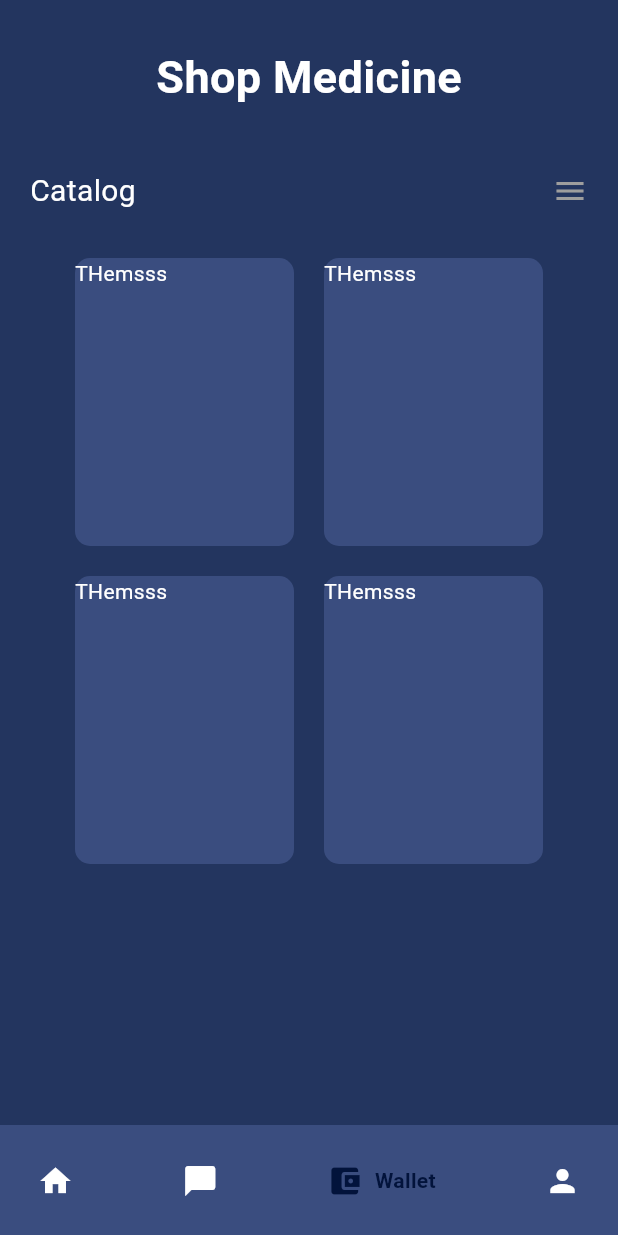
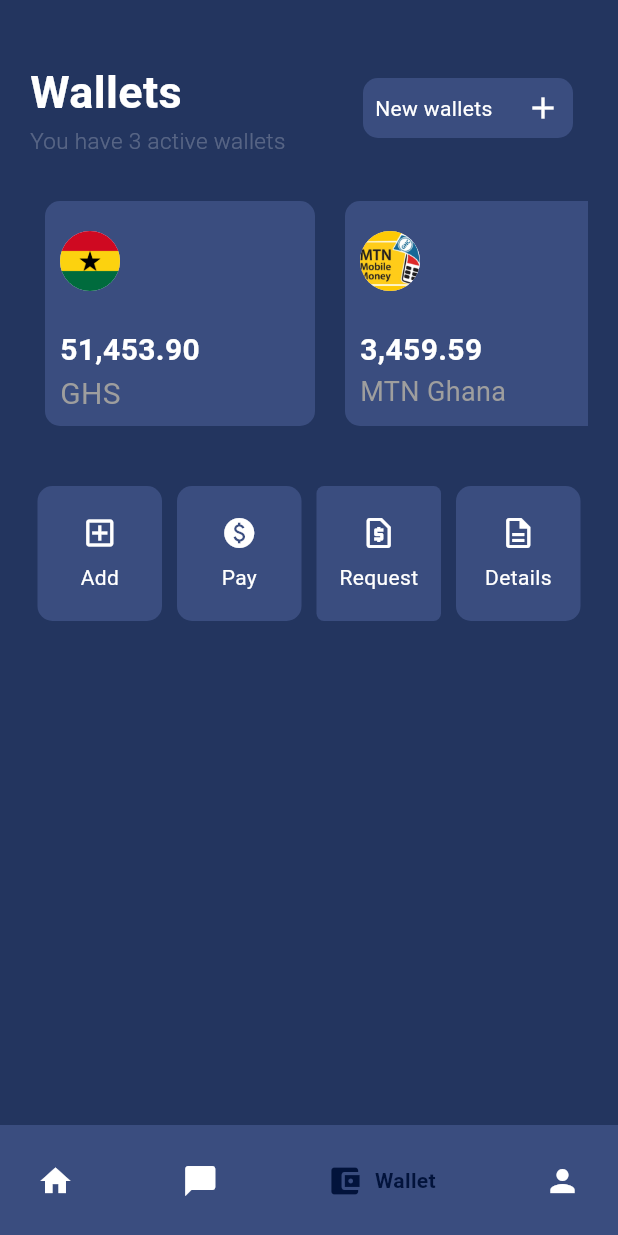
Before and after one commit to acob1/Health-Care-flutter, a Flutter app: the screen it shows after launch, item 3 of the bottom bar chosen, on a phone screen of 412 x 824 dp. Run offline on Flutter 3.47's test engine with Material 3 defaults, Android fonts, the phone set to English and light mode, and no system bars; drawn by our look-alikes of google_nav_bar.

Commit message:
update Widgets,Screens and others

```diff
--- a/lib/Screens/catalog.dart
+++ /dev/null
@@ -1,118 +0,0 @@
-import 'package:flutter/material.dart';
-
-class Catalog extends StatefulWidget {
-  const Catalog({super.key});
-
-  @override
-  State<Catalog> createState() => _CatalogState();
-}
-
-class _CatalogState extends State<Catalog> {
-  @override
-  Widget build(BuildContext context) {
-    return SafeArea(
-      child: Padding(
-        padding: const EdgeInsets.symmetric(horizontal: 20, vertical: 30),
-        child: Column(
-          children: [
-            const Center(
-              child: Text(
-                "Shop Medicine",
-                style: TextStyle(
-                    color: Colors.white,
-                    fontSize: 30,
-                    fontWeight: FontWeight.bold),
-              ),
-            ),
-            const SizedBox(
-              height: 40,
-            ),
-            const Row(
-              mainAxisAlignment: MainAxisAlignment.spaceBetween,
-              children: [
-                Text(
-                  "Catalog",
-                  style: TextStyle(fontSize: 20, color: Colors.white),
-                ),
-                Icon(
-                  Icons.menu_sharp,
-                  color: Colors.grey,
-                ),
-              ],
-            ),
-            const SizedBox(
-              height: 20,
-            ),
-            SingleChildScrollView(
-              scrollDirection: Axis.horizontal,
-              child: Column(
-                children: [
-                  Row(
-                    children: [
-                      Container(
-                        margin: const EdgeInsets.all(10),
-                        width: 146,
-                        height: 192,
-                        decoration: BoxDecoration(
-                          borderRadius: BorderRadius.circular(10),
-                          color: const Color(0xff3A4D7F),
-                        ),
-                        child: const Text(
-                          "THemsss",
-                          style: TextStyle(color: Colors.white),
-                        ),
-                      ),
-                      Container(
-                        margin: const EdgeInsets.all(10),
-                        width: 146,
-                        height: 192,
-                        decoration: BoxDecoration(
-                          borderRadius: BorderRadius.circular(10),
-                          color: const Color(0xff3A4D7F),
-                        ),
-                        child: const Text(
-                          "THemsss",
-                          style: TextStyle(color: Colors.white),
-                        ),
-                      ),
-                    ],
-                  ),
-                  Row(
-                    children: [
-                      Container(
-                        margin: const EdgeInsets.all(10),
-                        width: 146,
-                        height: 192,
-                        decoration: BoxDecoration(
-                          borderRadius: BorderRadius.circular(10),
-                          color: const Color(0xff3A4D7F),
-                        ),
-                        child: const Text(
-                          "THemsss",
-                          style: TextStyle(color: Colors.white),
-                        ),
-                      ),
-                      Container(
-                        margin: const EdgeInsets.all(10),
-                        width: 146,
-                        height: 192,
-                        decoration: BoxDecoration(
-                          borderRadius: BorderRadius.circular(10),
-                          color: const Color(0xff3A4D7F),
-                        ),
-                        child: const Text(
-                          "THemsss",
-                          style: TextStyle(color: Colors.white),
-                        ),
-                      ),
-                    ],
-                  ),
-                ],
-              ),
-            )
-          ],
-        ),
-      ),
-    );
-  }
-}
--- /dev/null
+++ b/lib/Screens/wallet_screen.dart
@@ -0,0 +1,88 @@
+import 'package:flutter/material.dart';
+
+import '../widgets/accountbal_widget.dart';
+import '../widgets/smallcons_widget.dart';
+
+class WalletScreen extends StatefulWidget {
+  const WalletScreen({super.key});
+
+  @override
+  State<WalletScreen> createState() => _WalletScreenState();
+}
+
+class _WalletScreenState extends State<WalletScreen> {
+  @override
+  Widget build(BuildContext context) {
+    return SafeArea(
+      child: Padding(
+        padding: const EdgeInsets.only(
+          top: 40,
+          right: 20,
+          left: 20,
+        ),
+        child: Column(
+          children: [
+            Row(
+              mainAxisAlignment: MainAxisAlignment.spaceBetween,
+              children: [
+                const Column(
+                  crossAxisAlignment: CrossAxisAlignment.start,
+                  children: [
+                    Text(
+                      "Wallets",
+                      style: TextStyle(
+                          color: Colors.white,
+                          fontWeight: FontWeight.bold,
+                          fontSize: 30),
+                    ),
+                    Text(
+                      "You have 3 active wallets",
+                      style: TextStyle(
+                          color: Colors.white24,
+                          fontSize: 15,
+                          fontWeight: FontWeight.w300),
+                    ),
+                  ],
+                ),
+                Row(
+                  children: [
+                    Container(
+                      margin: const EdgeInsets.all(10),
+                      width: 140,
+                      height: 40,
+                      decoration: BoxDecoration(
+                        borderRadius: BorderRadius.circular(10),
+                        color: const Color(0xff3A4D7F),
+                      ),
+                      child: const Row(
+                        mainAxisAlignment: MainAxisAlignment.spaceBetween,
+                        children: [
+                          Padding(
+                            padding: EdgeInsets.all(8.0),
+                            child: Text(
+                              "New wallets",
+                              style: TextStyle(color: Colors.white),
+                            ),
+                          ),
+                          Padding(
+                            padding: EdgeInsets.all(8.0),
+                            child: Icon(
+                              Icons.add,
+                              color: Colors.white,
+                            ),
+                          )
+                        ],
+                      ),
+                    ),
+                  ],
+                )
+              ],
+            ),
+            const AccountBal(),
+            const SmallContainers()
+          ],
+        ),
+      ),
+    );
+  }
+}
--- a/lib/main.dart
+++ b/lib/main.dart
@@ -1,7 +1,7 @@
 import 'package:flutter/material.dart';
 import 'package:google_nav_bar/google_nav_bar.dart';
 import 'package:healthcare/Screens/cart.dart';
-import 'package:healthcare/Screens/catalog.dart';
+import 'package:healthcare/Screens/wallet_screen.dart';
 import 'package:healthcare/Screens/chat.dart';
 import 'package:healthcare/Screens/homepage.dart';
 
@@ -50,7 +50,7 @@ class _MyHomePageState extends State<MyHomePage> {
   static final List<Widget> _NavScreens = <Widget>[
     const HomePage(),
     const Chat(),
-    const Catalog(),
+    const WalletScreen(),
     const Cart()
   ];
 
--- /dev/null
+++ b/lib/widgets/accountbal_widget.dart
@@ -0,0 +1,156 @@
+import 'package:flutter/material.dart';
+
+class AccountBal extends StatelessWidget {
+  const AccountBal({
+    super.key,
+  });
+
+  @override
+  Widget build(BuildContext context) {
+    return SingleChildScrollView(
+      scrollDirection: Axis.horizontal,
+      child: Padding(
+        padding: const EdgeInsets.only(top: 20),
+        child: Expanded(
+          child: Row(children: [
+            Container(
+              margin: const EdgeInsets.all(10),
+              height: 150,
+              width: 180,
+              decoration: BoxDecoration(
+                borderRadius: BorderRadius.circular(10),
+                color: const Color(0xff3A4D7F),
+              ),
+              child: const Column(
+                crossAxisAlignment: CrossAxisAlignment.start,
+                children: [
+                  Padding(
+                    padding: EdgeInsets.symmetric(
+                        horizontal: 10.0, vertical: 20.0),
+                    child: CircleAvatar(
+                        radius: 20.0,
+                        backgroundImage:
+                            AssetImage('images/ghanaflag.png')),
+                  ),
+                  SizedBox(
+                    height: 5,
+                  ),
+                  Padding(
+                    padding: EdgeInsets.symmetric(
+                      horizontal: 10.0,
+                    ),
+                    child: Text(
+                      '51,453.90',
+                      style: TextStyle(
+                          fontWeight: FontWeight.bold, fontSize: 20.0),
+                    ),
+                  ),
+                  Padding(
+                    padding: EdgeInsets.symmetric(
+                      horizontal: 10.0,
+                    ),
+                    child: Text(
+                      'GHS',
+                      style:
+                          TextStyle(fontSize: 20.0, color: Colors.grey),
+                    ),
+                  ),
+                ],
+              ),
+            ),
+            Container(
+              margin: const EdgeInsets.all(10),
+              height: 150,
+              width: 180,
+              decoration: BoxDecoration(
+                borderRadius: BorderRadius.circular(10),
+                color: const Color(0xff3A4D7F),
+              ),
+              child: const Column(
+                crossAxisAlignment: CrossAxisAlignment.start,
+                children: [
+                  Padding(
+                    padding: EdgeInsets.symmetric(
+                        horizontal: 10.0, vertical: 20.0),
+                    child: CircleAvatar(
+                        radius: 20.0,
+                        backgroundImage:
+                            AssetImage('images/mtnflag.png')),
+                  ),
+                  SizedBox(
+                    height: 5,
+                  ),
+                  Padding(
+                    padding: EdgeInsets.symmetric(
+                      horizontal: 10.0,
+                    ),
+                    child: Text(
+                      '3,459.59',
+                      style: TextStyle(
+                          fontWeight: FontWeight.bold, fontSize: 20.0),
+                    ),
+                  ),
+                  Padding(
+                    padding: EdgeInsets.symmetric(
+                      horizontal: 10.0,
+                    ),
+                    child: Text(
+                      'MTN Ghana',
+                      style:
+                          TextStyle(fontSize: 18.0, color: Colors.grey),
+                    ),
+                  ),
+                ],
+              ),
+            ),
+            Container(
+              margin: const EdgeInsets.all(10),
+              height: 150,
+              width: 180,
+              decoration: BoxDecoration(
+                borderRadius: BorderRadius.circular(10),
+                color: const Color(0xff3A4D7F),
+              ),
+              child: const Column(
+                crossAxisAlignment: CrossAxisAlignment.start,
+                children: [
+                  Padding(
+                    padding: EdgeInsets.symmetric(
+                        horizontal: 10.0, vertical: 20.0),
+                    child: CircleAvatar(
+                        radius: 20.0,
+                        backgroundImage:
+                            AssetImage('images/vodafoneflag.jpg')),
+                  ),
+                  SizedBox(
+                    height: 5,
+                  ),
+                  Padding(
+                    padding: EdgeInsets.symmetric(
+                      horizontal: 10.0,
+                    ),
+                    child: Text(
+                      '4,459.59',
+                      style: TextStyle(
+                          fontWeight: FontWeight.bold, fontSize: 20.0),
+                    ),
+                  ),
+                  Padding(
+                    padding: EdgeInsets.symmetric(
+                      horizontal: 10.0,
+                    ),
+                    child: Text(
+                      'Vodafone Ghana',
+                      style:
+                          TextStyle(fontSize: 19.0, color: Colors.grey),
+                    ),
+                  ),
+                ],
+              ),
+            ),
+          ]),
+        ),
+      ),
+    );
+  }
+}
--- /dev/null
+++ b/lib/widgets/smallcons_widget.dart
@@ -0,0 +1,123 @@
+import 'package:flutter/material.dart';
+
+class SmallContainers extends StatelessWidget {
+  const SmallContainers({
+    super.key,
+  });
+
+  @override
+  Widget build(BuildContext context) {
+    return Row(
+      children: <Widget>[
+        Expanded(
+          child: Container(
+            margin: const EdgeInsets.symmetric(horizontal: 5.0, vertical: 30),
+            width: 70,
+            height: 90,
+            decoration: BoxDecoration(
+              borderRadius: BorderRadius.circular(10),
+              color: const Color(0xff3A4D7F),
+            ),
+            child: const Column(
+              mainAxisAlignment: MainAxisAlignment.center,
+              children: [
+                Icon(
+                  Icons.add_box_outlined,
+                  color: Colors.white,
+                ),
+                SizedBox(
+                  height: 8.0,
+                ),
+                Text(
+                  "Add",
+                  style: TextStyle(color: Colors.white),
+                ),
+              ],
+            ),
+          ),
+        ),
+        Expanded(
+          child: Container(
+            margin: const EdgeInsets.symmetric(horizontal: 5.0, vertical: 20),
+            width: 70,
+            height: 90,
+            decoration: BoxDecoration(
+              borderRadius: BorderRadius.circular(10),
+              color: const Color(0xff3A4D7F),
+            ),
+            child: const Column(
+              mainAxisAlignment: MainAxisAlignment.center,
+              children: [
+                Icon(
+                  Icons.paid,
+                  color: Colors.white,
+                ),
+                SizedBox(
+                  height: 8.0,
+                ),
+                Text(
+                  "Pay",
+                  style: TextStyle(color: Colors.white),
+                ),
+              ],
+            ),
+          ),
+        ),
+        Expanded(
+          child: Container(
+            margin: const EdgeInsets.symmetric(horizontal: 5.0, vertical: 20),
+            width: 70,
+            height: 90,
+            decoration: BoxDecoration(
+              borderRadius: BorderRadius.circular(5.0),
+              color: const Color(0xff3A4D7F),
+            ),
+            child: const Column(
+              mainAxisAlignment: MainAxisAlignment.center,
+              children: [
+                Icon(
+                  Icons.request_page_outlined,
+                  color: Colors.white,
+                ),
+                SizedBox(
+                  height: 8.0,
+                ),
+                Text(
+                  "Request",
+                  style: TextStyle(color: Colors.white),
+                ),
+              ],
+            ),
+          ),
+        ),
+        Expanded(
+          child: Container(
+            margin: const EdgeInsets.symmetric(horizontal: 5.0, vertical: 20),
+            width: 70,
+            height: 90,
+            decoration: BoxDecoration(
+              borderRadius: BorderRadius.circular(10),
+              color: const Color(0xff3A4D7F),
+            ),
+            child: const Column(
+              mainAxisAlignment: MainAxisAlignment.center,
+              children: [
+                Icon(
+                  Icons.description_outlined,
+                  color: Colors.white,
+                ),
+                SizedBox(
+                  height: 8.0,
+                ),
+                Text(
+                  "Details",
+                  style: TextStyle(color: Colors.white),
+                ),
+              ],
+            ),
+          ),
+        ),
+      ],
+    );
+  }
+}
```
Also changed, not shown: images/ghanaflag.png (added), images/mtnflag.png (added), images/vodafoneflag.jpg (added).
